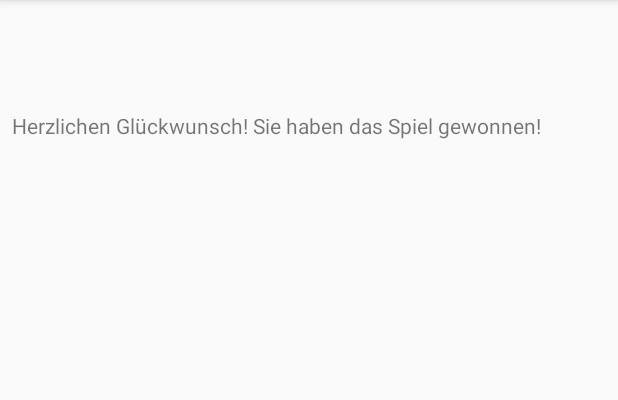
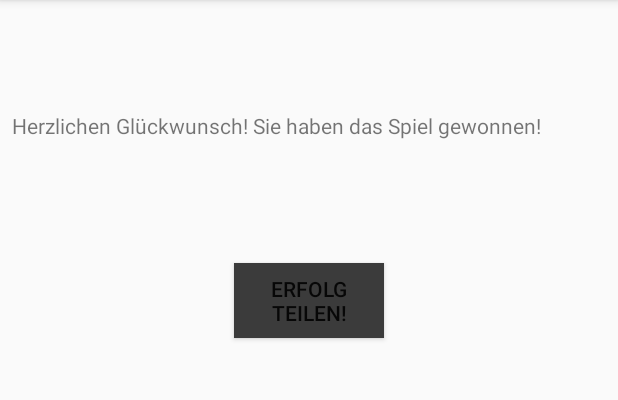
Before and after one commit to AndyGettingAn/DartPointCounter, an Android app: the GameEnd screen opened directly, with no data from a screen before it, on a phone screen of 412 x 824 dp, the part 84-484 px from its top. Run offline under Robolectric (Android 15) with nearby library versions, the phone set to English and light mode, and no system bars.

Commit message:
Teilen von Erfolgen

```diff
--- a/app/src/main/java/com/example/cip/myapplication/GameEnd.java
+++ b/app/src/main/java/com/example/cip/myapplication/GameEnd.java
@@ -1,11 +1,15 @@
 package com.example.cip.myapplication;
 
+import android.content.Intent;
 import android.media.MediaPlayer;
 import android.support.v7.app.AppCompatActivity;
 import android.os.Bundle;
+import android.view.View;
+import android.widget.Button;
 
 public class GameEnd extends AppCompatActivity {
 
+    Button bt;
     @Override
     protected void onCreate(Bundle savedInstanceState) {
         super.onCreate(savedInstanceState);
@@ -13,5 +17,19 @@ public class GameEnd extends AppCompatActivity {
 
         MediaPlayer mp = MediaPlayer.create(getApplicationContext(), R.raw.win);
         mp.start();
+
+        bt = (Button) findViewById(R.id.buttonShare);
+        bt.setOnClickListener(new View.OnClickListener() {
+            @Override
+            public void onClick(View v) {
+                Intent myIntent = new Intent(Intent.ACTION_SEND);
+                myIntent.setType("text/plain");
+                String shareBody = "You Body Here";
+                String shareSub = "Your Subjet here";
+                myIntent.putExtra(Intent.EXTRA_SUBJECT, shareSub);
+                myIntent.putExtra(Intent.EXTRA_TEXT, shareBody);
+                startActivity(Intent.createChooser(myIntent, "Erfolg teilen"));
+            }
+        });
     }
 }
--- a/app/src/main/res/layout/activity_game_end.xml
+++ b/app/src/main/res/layout/activity_game_end.xml
@@ -14,4 +14,18 @@
         android:gravity="center"
         tools:layout_editor_absoluteX="8dp"
         tools:layout_editor_absoluteY="169dp" />
+
+
+    <Button
+        android:layout_width="100dp"
+        android:layout_height="50dp"
+        android:id="@+id/buttonShare"
+        android:background="@color/colorPrimaryDark"
+        android:text="Erfolg teilen!"
+        android:layout_marginTop="8dp"
+        app:layout_constraintTop_toBottomOf="@+id/textView3"
+        android:layout_marginRight="8dp"
+        app:layout_constraintRight_toRightOf="parent"
+        android:layout_marginLeft="8dp"
+        app:layout_constraintLeft_toLeftOf="parent" />
 </android.support.constraint.ConstraintLayout>
```
